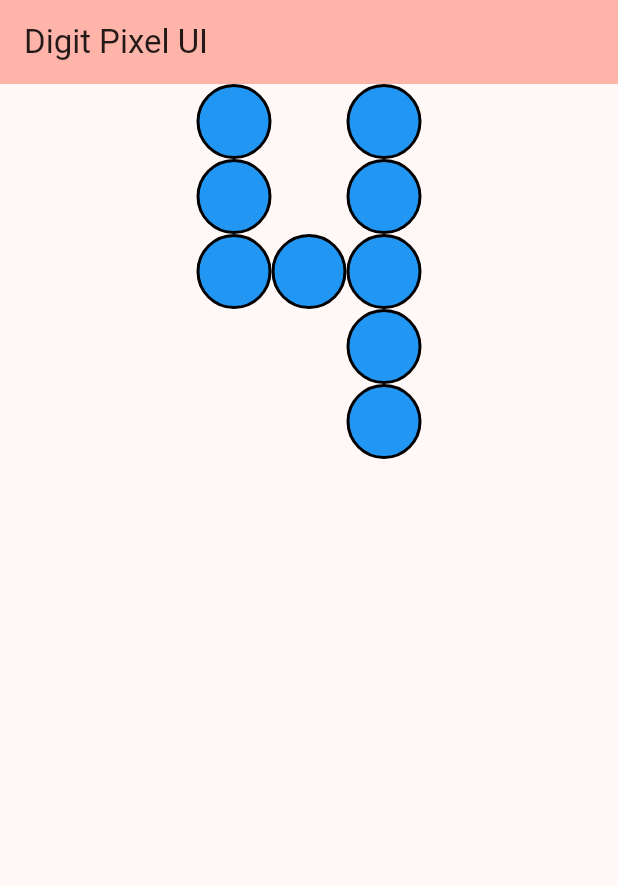
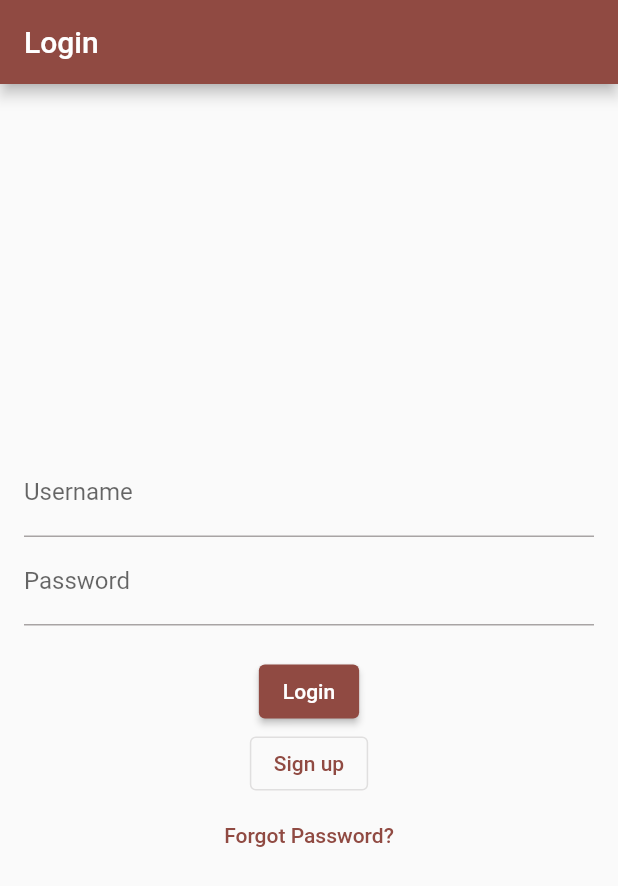
Before and after one commit to Poultergeist/Vladyslav-Lohatskiy-IPZ-33-Labs-11v, a Flutter app: the screen it shows after launch, on a phone screen of 412 x 824 dp. Shown: the top 886 px of the screen. Run offline on Flutter 3.47's test engine with Material 3 defaults, Android fonts, the phone set to English and light mode, and no system bars.

Commit message:
Updated files for lab 6

```diff
--- a/lib/main.dart
+++ b/lib/main.dart
@@ -1,14 +1,9 @@
 import 'package:flutter/material.dart';
+import './widgets/login_screen.dart';
 
 void main() {
   runApp(const MyApp());
 }
-
-const _size = 50.0;
-const _bgColor = Colors.blue;
-const _borderColor = Colors.black;
-const _borderWidth = 2.0;
-const _borderRadius = 25.0;
 
 class MyApp extends StatelessWidget {
   const MyApp({super.key});
@@ -16,113 +11,12 @@ class MyApp extends StatelessWidget {
   @override
   Widget build(BuildContext context) {
     return MaterialApp(
-      title: 'Digit Pixel UI',
+      title: 'Flutter Demo',
       theme: ThemeData(
         colorScheme: ColorScheme.fromSeed(seedColor: Colors.red),
-        useMaterial3: true,
+        useMaterial3: false,
       ),
-      home: const MyHomePage(title: 'Digit Pixel UI'),
+      home: const LoginScreen(),
     );
   }
 }
-
-class MyHomePage extends StatefulWidget {
-  const MyHomePage({super.key, required this.title});
-
-  final String title;
-
-  @override
-  State<MyHomePage> createState() => _MyHomePageState();
-}
-
-class _MyHomePageState extends State<MyHomePage> {
-  @override
-  Widget build(BuildContext context) {
-    return Scaffold(
-      appBar: AppBar(
-        backgroundColor: Theme.of(context).colorScheme.inversePrimary,
-        title: Text(widget.title),
-      ),
-      body: Column(
-        mainAxisAlignment: MainAxisAlignment.start,
-        children: _buildFour(),
-      ),
-    );
-  }
-
-  List<Widget> _buildFour() {
-    return [
-      _buildLineAround(),
-      _buildLineAround(),
-      _buildLineTop(),
-      _buildLineRight(),
-      _buildLineRight(),
-    ];
-  }
-
-  Widget _buildLineTop() {
-    return Row(
-      mainAxisAlignment: MainAxisAlignment.center,
-      children: [
-        _buildDot(),
-        _buildDot(),
-        _buildDot(),
-      ],
-    );
-  }
-
-  Widget _buildLineLeft() {
-    return Row(
-      mainAxisAlignment: MainAxisAlignment.center,
-      children: [
-        _buildDot(),
-        _buildEmpty(),
-        _buildEmpty(),
-      ],
-    );
-  }
-
-  Widget _buildLineRight() {
-    return Row(
-      mainAxisAlignment: MainAxisAlignment.center,
-      children: [
-        _buildEmpty(),
-        _buildEmpty(),
-        _buildDot(),
-      ],
-    );
-  }
-
-  Widget _buildLineAround() {
-    return Row(
-      mainAxisAlignment: MainAxisAlignment.center,
-      children: [
-        _buildDot(),
-        _buildEmpty(),
-        _buildDot(),
-      ],
-    );
-  }
-
-  Widget _buildDot() {
-    return Container(
-      width: _size,
-      height: _size,
-      decoration: BoxDecoration(
-        color: _bgColor,
-        borderRadius: const BorderRadius.all(Radius.circular(_borderRadius)),
-        border: Border.all(
-          color: _borderColor,
-          width: _borderWidth,
-        ),
-      ),
-    );
-  }
-
-  Widget _buildEmpty() {
-    return const SizedBox(
-      width: _size,
-      height: _size,
-    );
-  }
-}
--- /dev/null
+++ b/lib/widgets/login_screen.dart
@@ -0,0 +1,66 @@
+import 'package:flutter/material.dart';
+import './reset_password_screen.dart';
+import './signup_screen.dart';
+
+class LoginScreen extends StatelessWidget {
+  const LoginScreen({Key? key}) : super(key: key);
+
+  @override
+  Widget build(BuildContext context) {
+    return Scaffold(
+      appBar: AppBar(title: const Text("Login")),
+      body: Padding(
+        padding: const EdgeInsets.all(16.0),
+        child: Column(
+          mainAxisAlignment: MainAxisAlignment.center,
+          children: [
+            const TextField(
+              decoration: InputDecoration(labelText: "Username"),
+            ),
+            const TextField(
+              obscureText: true,
+              decoration: InputDecoration(labelText: "Password"),
+            ),
+            const SizedBox(height: 20),
+            ElevatedButton(
+              onPressed: () => {
+                showDialog(
+                  context: context,
+                  builder: (BuildContext ctx) {
+                    return const AlertDialog(
+                      title: Text('Message'),
+                      content: Text("Login pressed"),
+                    );
+                  },
+                )
+              },
+              child: const Text("Login"),
+            ),
+            OutlinedButton(
+              onPressed: () => {
+                Navigator.push(
+                  context,
+                  MaterialPageRoute(
+                    builder: (context) => const SignupScreen(),
+                  ),
+                )
+              },
+              child: const Text("Sign up"),
+            ),
+            TextButton(
+              onPressed: () => {
+                Navigator.push(
+                  context,
+                  MaterialPageRoute(
+                    builder: (context) => const ResetPasswordScreen(),
+                  ),
+                )
+              },
+              child: const Text("Forgot Password?"),
+            ),
+          ],
+        ),
+      ),
+    );
+  }
+}
```
Also changed, not shown: lib/widgets/reset_password_screen.dart (added, +44 -0 lines), lib/widgets/signup_screen.dart (added, +51 -0 lines).
